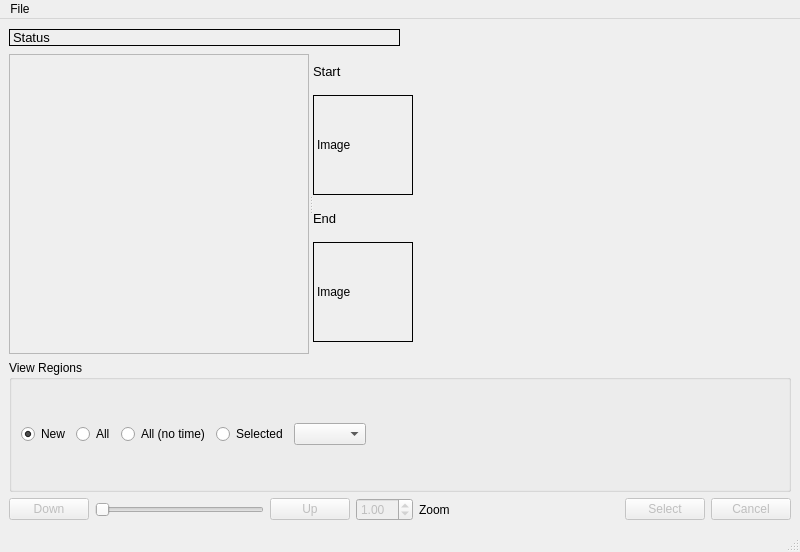
Before: the Qt Designer form cgt/video_demonstration.ui in jonathanHuwP/CrystalGrowthTracker, drawn with Qt 5.
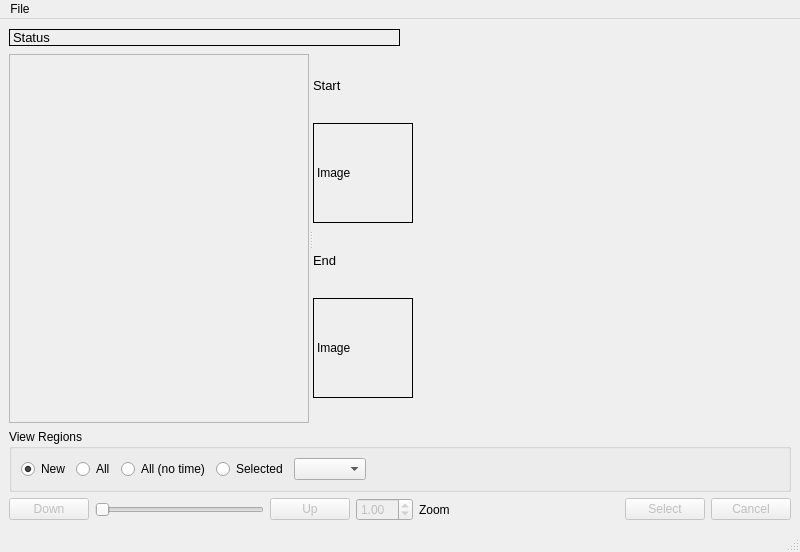
After: the same form once the commit is applied.

Patch:
```diff
--- a/cgt/video_demonstration.ui
+++ b/cgt/video_demonstration.ui
@@ -179,6 +179,12 @@
     </item>
     <item>
      <widget class="QGroupBox" name="_regionsGroupBox">
+      <property name="sizePolicy">
+       <sizepolicy hsizetype="Preferred" vsizetype="Fixed">
+        <horstretch>0</horstretch>
+        <verstretch>0</verstretch>
+       </sizepolicy>
+      </property>
       <property name="title">
        <string>View Regions</string>
       </property>
```
Left out of the diff: 2 changed lines with no effect on the pictures.
